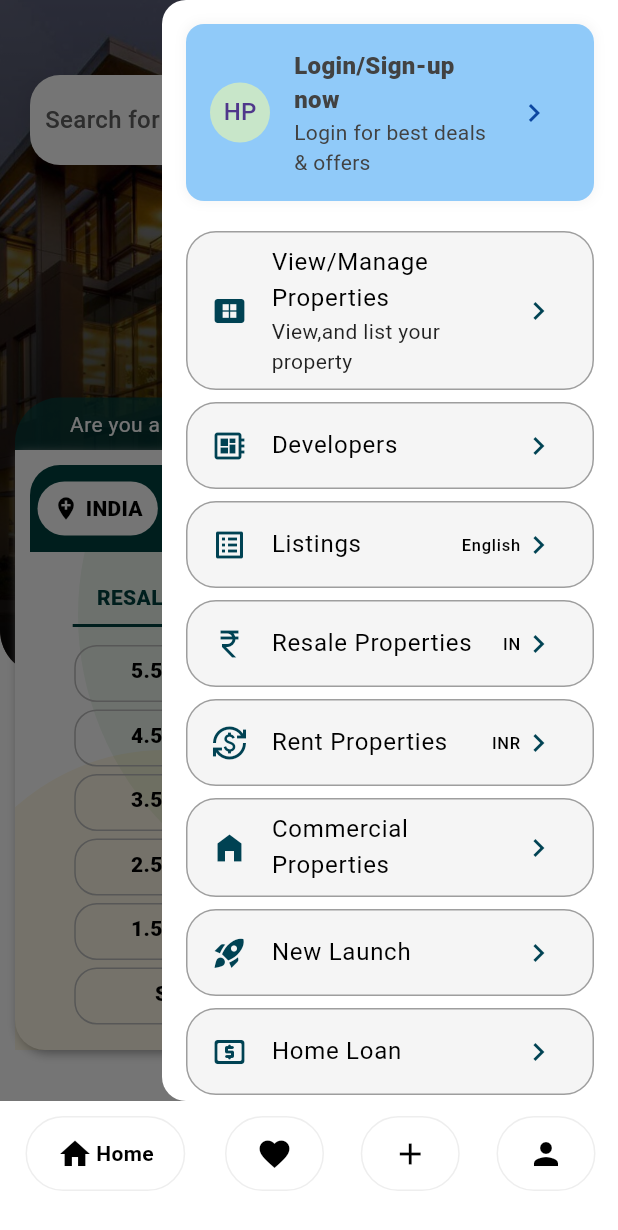
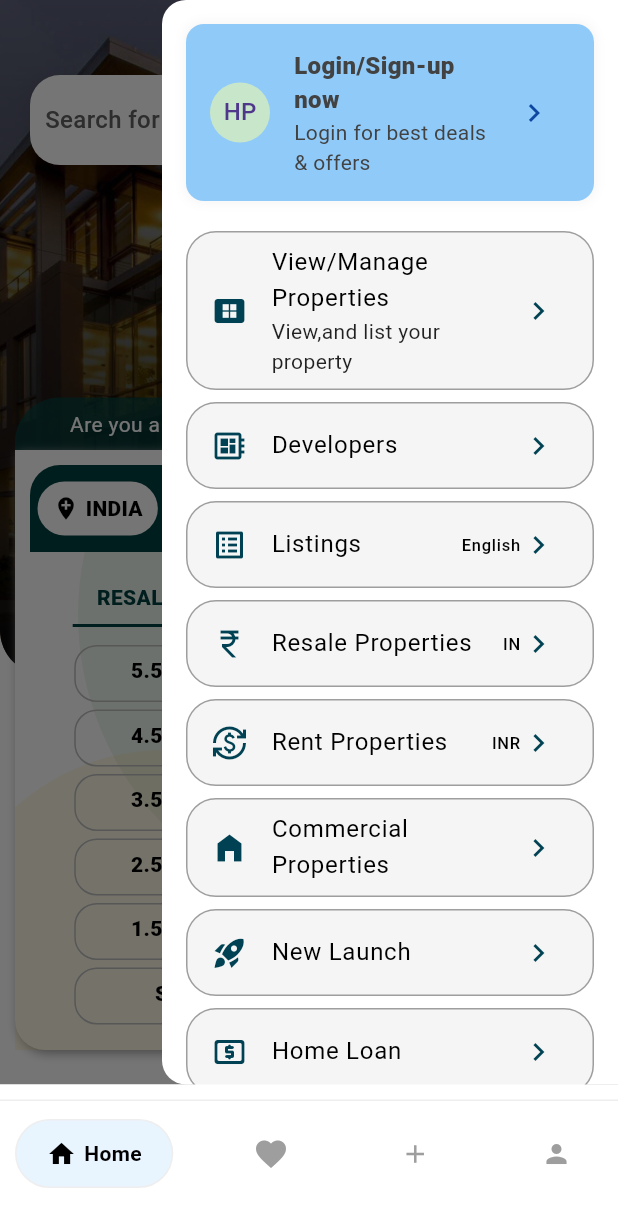
Before and after one commit to prayasjadaun/HousyPoint, a Flutter app: the HomeScreen screen opened directly, in the side drawer, after a tap on the "person" icon, on a phone screen of 412 x 824 dp. Shown: the top 1230 px of the screen. Run offline on Flutter 3.47's test engine with Material 3 defaults, Android fonts, the light colour scheme and no system bars; drawn by our look-alikes of google_nav_bar; our stand-ins replace country_picker, fl_chart, flutter_spinkit, google_fonts, introduction_screen, photo_view and 1 more; missing offline and left inert: insta_image_viewer.

Commit message:
Add changes

```diff
--- a/housy_point/lib/main.dart
+++ b/housy_point/lib/main.dart
@@ -68,8 +68,8 @@ class MyApp extends StatelessWidget {
         ),
         themeMode: ThemeMode.system,
         home:
-        HomeLoanScreen()
-        // HomeScreen(),
+        // HomeLoanScreen()
+        HomeScreen(),
         // SplashScreen(),
         );
   }
--- a/housy_point/lib/views/screens/bottomNavBarScreens/home_screen.dart
+++ b/housy_point/lib/views/screens/bottomNavBarScreens/home_screen.dart
@@ -76,41 +76,83 @@ class _HomeScreenState extends State<HomeScreen>
       bottomNavigationBar: Consumer<ShortlistProvider>(
         builder: (context, shortlistProvider, child) {
           return Container(
-            margin: EdgeInsets.only(bottom: 20),
+
+            margin: EdgeInsets.only(bottom: 20, ),
+            decoration: BoxDecoration(
               color: backgroundColor,
+              border: Border(top: BorderSide.none),
+            ),
             child: Padding(
-              padding: const EdgeInsets.symmetric(horizontal: 15, vertical: 10),
+              padding: const EdgeInsets.symmetric( vertical: 10),
+              child: Container(
+                padding: EdgeInsets.only(top: 10, left: 10, right: 10),
+                decoration: BoxDecoration(
+
+                  border: Border(
+                    top: BorderSide(
+                        color: Colors.grey.shade200, width: 1),
+                     // Bottom border
+                  ),
+                ),
                 child: GNav(
-                gap: 2,
-                color: iconColor,
+                  gap: 5,
+                  color: Colors.grey.shade500,
                   activeColor: activeColor,
-                tabBackgroundColor: isDarkMode ? Colors.grey.shade800 : Colors.white,
-                padding: const EdgeInsets.symmetric(horizontal: 20, vertical: 12),
-                tabs:  [
+                  tabBackgroundColor:
+                      isDarkMode ? Colors.grey.shade800 : Colors.blue.withOpacity(0.1),
+                  padding:
+                      const EdgeInsets.symmetric(horizontal: 20, vertical: 12),
+                  tabs: [
                     GButton(
-                    margin: EdgeInsets.symmetric(horizontal: 2),
-                    border: Border.all(color: Colors.grey.shade200),
-                    icon: Icons.home,
+                      border: _currentIndex == 0
+                          ? Border.all(
+                              color:
+                                  Colors.grey.shade200) // Active border color
+                          : Border.all(
+                              color:
+                                  Colors.transparent), // Inactive border color
+                      icon: Icons.home, iconSize: 20,
                       text: 'Home',
                     ),
                     GButton(
-                    border: Border.all(color: Colors.grey.shade200),
+                      border: _currentIndex == 1
+                          ? Border.all(
+                              color:
+                                  Colors.grey.shade200) // Active border color
+                          : Border.all(
+                              color:
+                                  Colors.transparent), // Inactive border color
                       icon: Icons.favorite,
                       text: 'Shortlisted',
                     ),
                     GButton(
-                    border: Border.all(color: Colors.grey.shade200),
+                      border: _currentIndex == 2
+                          ? Border.all(
+                              color:
+                                  Colors.grey.shade200) // Active border color
+                          : Border.all(
+                              color:
+                                  Colors.transparent), // Inactive border color
                       icon: Icons.add,
+                      iconSize: 20,
                       text: 'Rent/Sell',
                     ),
                     GButton(
-                    border: Border.all(color: Colors.grey.shade200),
+                      border: _currentIndex == 3
+                          ? Border.all(
+                              color:
+                                  Colors.grey.shade200) // Active border color
+                          : Border.all(
+                              color:
+                                  Colors.transparent), // Inactive border color
                       icon: Icons.person,
+                      iconSize: 20,
                       text: 'Profile',
                     ),
                   ],
                   selectedIndex: _currentIndex,
                   onTabChange: _onTabTapped,
+                ),
               ),
             ),
           );
@@ -140,6 +182,7 @@ class _TabContentState extends State<TabContent>
   @override
   bool get wantKeepAlive => true;
 }
+
 // Home Screen Content
 class HomeContent extends StatefulWidget {
   const HomeContent({super.key});
@@ -172,7 +215,6 @@ class _HomeContentState extends State<HomeContent> {
     "Powai, Mumbai",
     "Whitefield, Bangalore",
     "Salt Lake City, Kolkata",
-
   ];
   List<String> projects = [
     "HCBS Sports Villa, Sohna",
--- a/housy_point/lib/views/screens/homeLoanScreen/home_loan_screen.dart
+++ b/housy_point/lib/views/screens/homeLoanScreen/home_loan_screen.dart
@@ -57,7 +57,7 @@ class _HomeLoanScreenState extends State<HomeLoanScreen>
           TextSpan(
             text: "Your dream\n",
             style: TextStyle(
-              fontSize: 16,
+              fontSize: 14,
               fontWeight: FontWeight.bold,
               color: Colors.grey.shade900,
             ),
@@ -119,7 +119,7 @@ class _HomeLoanScreenState extends State<HomeLoanScreen>
           TextSpan(
             text: "Get Your\n",
             style: TextStyle(
-              fontSize: 16,
+              fontSize: 14,
               fontWeight: FontWeight.bold,
               color: Colors.grey.shade900,
             ),
@@ -165,7 +165,7 @@ class _HomeLoanScreenState extends State<HomeLoanScreen>
           TextSpan(
             text: "Get Instant\n",
             style: TextStyle(
-              fontSize: 16,
+              fontSize: 14,
               fontWeight: FontWeight.w800,
               color: Colors.grey.shade700,
             ),
@@ -542,7 +542,7 @@ class _HomeLoanScreenState extends State<HomeLoanScreen>
                       ],
                     ),
                     child: Column(
-                      mainAxisAlignment: MainAxisAlignment.start,
+                      mainAxisAlignment: MainAxisAlignment.spaceAround,
                       children: [
                         SizedBox(height: 10),
                         Center(
@@ -571,7 +571,7 @@ class _HomeLoanScreenState extends State<HomeLoanScreen>
                                   text: "Get Your CIBIL Credit Report ",
                                   style: TextStyle(
                                     fontWeight: FontWeight.w900,
-                                    fontSize: 16,
+                                    fontSize: 14,
                                     color: Colors.black,
                                   ),
                                 ),
@@ -579,7 +579,7 @@ class _HomeLoanScreenState extends State<HomeLoanScreen>
                                   text: "worth 500\n",
                                   style: TextStyle(
                                     fontWeight: FontWeight.w900,
-                                    fontSize: 16,
+                                    fontSize: 15,
                                     color: Colors.yellow.shade900,
                                   ),
                                 ),
@@ -587,7 +587,7 @@ class _HomeLoanScreenState extends State<HomeLoanScreen>
                                   text: "for FREE\n",
                                   style: TextStyle(
                                     fontWeight: FontWeight.w900,
-                                    fontSize: 18,
+                                    fontSize: 15,
                                     color: Colors.green.shade600,
                                   ),
                                 ),
@@ -596,7 +596,7 @@ class _HomeLoanScreenState extends State<HomeLoanScreen>
                                       '5 Lac + people have got their Credit Scores for FREE!',
                                   style: TextStyle(
                                     fontWeight: FontWeight.w500,
-                                    fontSize: 14,
+                                    fontSize: 13,
                                     color: Colors.black,
                                   ),
                                 ),
@@ -607,16 +607,17 @@ class _HomeLoanScreenState extends State<HomeLoanScreen>
                           ),
                         ),
                         SizedBox(height: 10),
-                        Expanded(
-                          child: Container(
+                        Container(
+
                           padding: EdgeInsets.symmetric(
                             horizontal: 10,
                           ),
                           margin: EdgeInsets.symmetric(
                             horizontal: 10,
                           ),
-                            height: 40,
+                          height: 30,
                           decoration: BoxDecoration(
+                            border: Border.all(color: Colors.grey.shade300),
                             color: Colors.white,
                             borderRadius: BorderRadius.circular(10),
                           ),
@@ -661,7 +662,6 @@ class _HomeLoanScreenState extends State<HomeLoanScreen>
                             ),
                           ),
                         ),
-                        ),
                       ],
                     ),
                   ),
@@ -676,7 +676,7 @@ class _HomeLoanScreenState extends State<HomeLoanScreen>
                             'Trending Loan Offers',
                             style: TextStyle(
                                 fontWeight: FontWeight.w900,
-                                fontSize: 16,
+                                fontSize: 14,
                                 color: Colors.black),
                           )
                         ]),
@@ -756,8 +756,8 @@ class _HomeLoanScreenState extends State<HomeLoanScreen>
                                         'Check Eligibility →',
                                         style: TextStyle(
                                           color: Colors.black,
-                                          fontSize: 14,
-                                          fontWeight: FontWeight.bold,
+                                          fontSize: 12,
+                                          fontWeight: FontWeight.w600,
                                         ),
                                       ),
                                     ),
@@ -789,7 +789,7 @@ class _HomeLoanScreenState extends State<HomeLoanScreen>
                             'Types of Banks',
                             style: TextStyle(
                                 fontWeight: FontWeight.w900,
-                                fontSize: 16,
+                                fontSize: 14,
                                 color: Colors.black),
                           )
                         ]),
@@ -922,7 +922,7 @@ class BanksCustomContainer extends StatelessWidget {
               child: Text(
                 buttonText,
                 style: TextStyle(
-                  fontSize: 16,
+                  fontSize: 12,
                   fontWeight: FontWeight.w600,
                   color: Colors.black,
                 ),
--- a/housy_point/lib/views/screens/homeLoanScreen/loan_calculator.dart
+++ b/housy_point/lib/views/screens/homeLoanScreen/loan_calculator.dart
@@ -37,7 +37,8 @@ class _LoanCalculatorState extends State<LoanCalculator> {
     double rate = _interestRate / 12 / 100;
     int time = _loanDuration * 12;
 
-    double emi = principal * rate * pow((1 + rate), time) / (pow((1 + rate), time) - 1);
+    double emi =
+        principal * rate * pow((1 + rate), time) / (pow((1 + rate), time) - 1);
     double totalPayment = emi * time;
     double totalInterest = totalPayment - principal;
 
@@ -103,7 +104,10 @@ class _LoanCalculatorState extends State<LoanCalculator> {
                   items: _banks.map((bank) {
                     return DropdownMenuItem(
                       value: bank,
-                      child: Text(bank, style: TextStyle(color: Colors.black),),
+                      child: Text(
+                        bank,
+                        style: TextStyle(color: Colors.black),
+                      ),
                     );
                   }).toList(),
                   onChanged: (value) {
@@ -223,7 +227,10 @@ class _LoanCalculatorState extends State<LoanCalculator> {
                       const SizedBox(height: 8),
                       Text(
                         _currencyFormat.format(calculations['emi']),
-                        style: Theme.of(context).textTheme.headlineMedium?.copyWith(
+                        style: Theme.of(context)
+                            .textTheme
+                            .headlineMedium
+                            ?.copyWith(
                               color: Colors.blue[900],
                               fontWeight: FontWeight.bold,
                             ),
@@ -231,11 +238,7 @@ class _LoanCalculatorState extends State<LoanCalculator> {
                       const SizedBox(height: 24),
 
                       // Breakdown
-                      SingleChildScrollView(
-
-                        scrollDirection: Axis.horizontal,
-                        child: Row(
-
+                      Row(
                         mainAxisAlignment: MainAxisAlignment.spaceBetween,
                         children: [
                           _buildBreakdownItem(
@@ -248,14 +251,18 @@ class _LoanCalculatorState extends State<LoanCalculator> {
                             calculations['totalInterest']!,
                             Colors.pink[400]!,
                           ),
+                        ],
+                      ),
+                      SizedBox(height: 10,),
+                      Row(
+                        children: [
                           _buildBreakdownItem(
                             'Total Payable',
                             calculations['totalPayment']!,
                             Colors.grey[800]!,
                           ),
                         ],
-                        ),
-                      ),
+                      )
                     ],
                   ),
                 ),
@@ -285,9 +292,7 @@ class _LoanCalculatorState extends State<LoanCalculator> {
               color: color,
               fontWeight: FontWeight.bold,
               fontSize: 14,
-            overflow: TextOverflow.visible
-
-          ),
+              overflow: TextOverflow.visible),
         ),
       ],
     );
```
Also changed, not shown: housy_point/pubspec.lock. Lines whose indentation alone changed are shown as unchanged.
